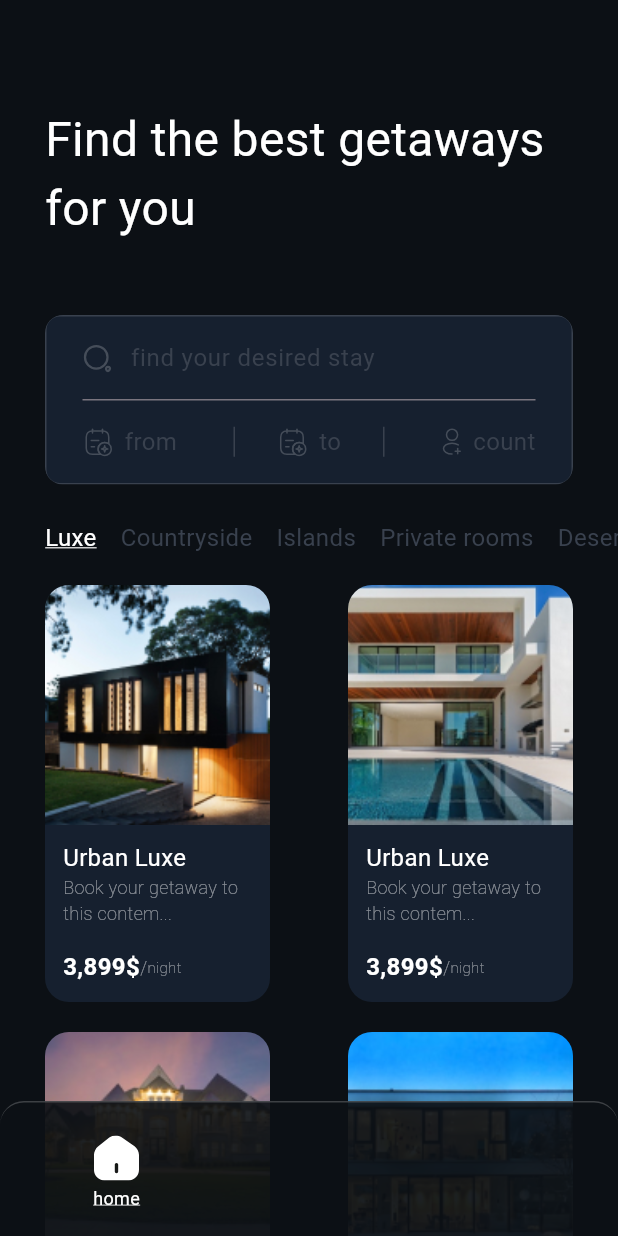
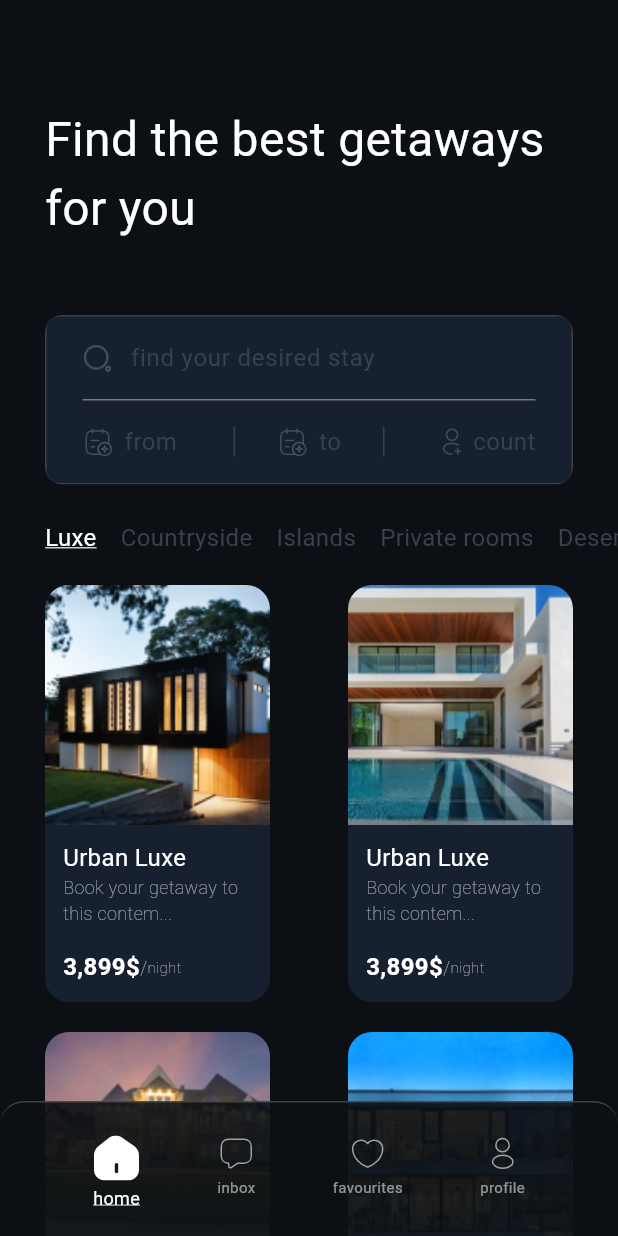
Before and after one commit to kchasiotis/portofolio-flutter-hotel, a Flutter app: the screen it shows after launch, on a phone screen of 412 x 824 dp. Run offline on Flutter 3.47's test engine with Material 3 defaults, Android fonts, the phone set to English and light mode, and no system bars; our stand-ins replace flutter_svg.

Commit message:
Adds icons to navbar

```diff
--- a/lib/screens/home/custom_nav_bar.dart
+++ b/lib/screens/home/custom_nav_bar.dart
@@ -1,6 +1,37 @@
 import 'package:flutter/material.dart';
 import 'package:flutter_svg/flutter_svg.dart';
-import 'package:portofolio/screens/getaways/widgets/input_widget.dart';
+
+class MenuItem extends StatelessWidget {
+  MenuItem({required this.icon, required this.text});
+
+  final String icon;
+  final String text;
+
+  @override
+  Widget build(BuildContext context) {
+    return Container(
+      child: Column(
+        children: [
+          SvgPicture.asset(
+            icon,
+            width: 24,
+            height: 24,
+          ),
+          Padding(
+            padding: EdgeInsets.only(top: 3),
+            child: Text(
+              text,
+              style: TextStyle(
+                color: Colors.white54,
+                fontSize: 10,
+              ),
+            ),
+          )
+        ],
+      ),
+    );
+  }
+}
 
 Color bottonNavBgColor = Color(0xff0C1015);
 
@@ -68,7 +99,19 @@ class CustomNavBarState extends State<CustomNavBar> {
                     ),
                   )
                 ],
-              )
+              ),
+              MenuItem(
+                icon: 'images/nav_bar/message-question.svg',
+                text: 'inbox',
+              ),
+              MenuItem(
+                icon: 'images/nav_bar/heart.svg',
+                text: 'favourites',
+              ),
+              MenuItem(
+                icon: 'images/nav_bar/profile.svg',
+                text: 'profile',
+              ),
             ],
           )),
     ));
```
Also changed, not shown: images/nav_bar/heart.svg (added), images/nav_bar/message-question.svg (added), images/nav_bar/profile.svg (added).
